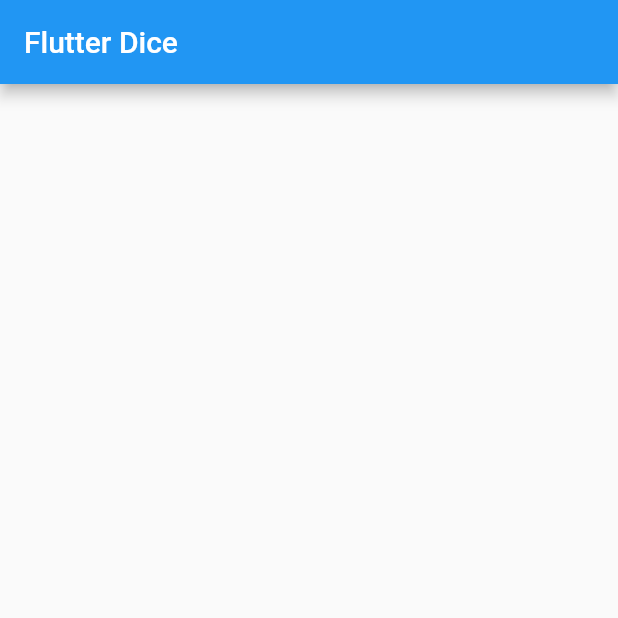
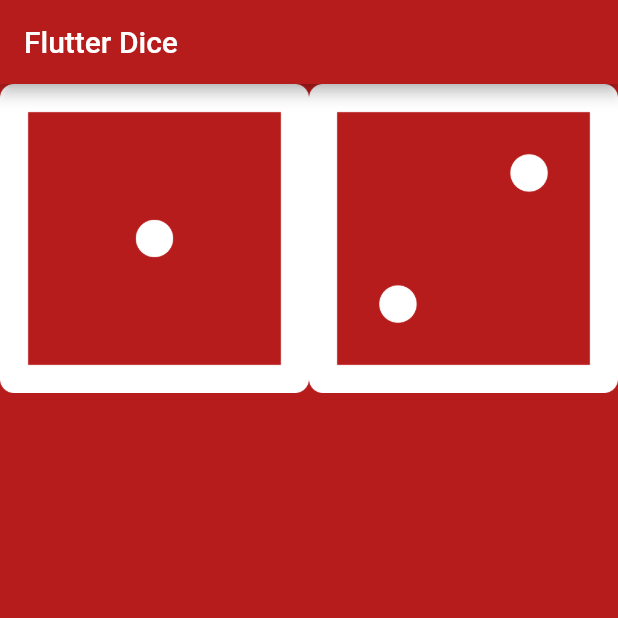
Before and after one commit to rashidrazak/flutter-dice, a Flutter app: the screen it shows after launch, on a phone screen of 412 x 824 dp, the top half of it. Run offline on Flutter 3.47's test engine with Material 2 defaults, Android fonts, the phone set to English and light mode, and no system bars.

Commit message:
Use Expanded widget to create flexible layouts.

```diff
--- a/lib/main.dart
+++ b/lib/main.dart
@@ -1,18 +1,32 @@
 import 'package:flutter/material.dart';
 
-void main() => runApp(
+void main() {
+  runApp(
     MaterialApp(
       home: Scaffold(
+        backgroundColor: Colors.red[900],
         appBar: AppBar(
           title: Text('Flutter Dice'),
+          backgroundColor: Colors.red[900],
         ),
+        body: DicePage(),
       ),
     ),
   );
+}
 
 class DicePage extends StatelessWidget {
   @override
   Widget build(BuildContext context) {
-    return Container();
+    return Row(
+      children: <Widget>[
+        Expanded(
+          child: Image.asset('images/dice1.png'),
+        ),
+        Expanded(
+          child: Image.asset('images/dice2.png'),
+        ),
+      ],
+    );
   }
 }
```
Lines whose indentation alone changed are shown as unchanged.
